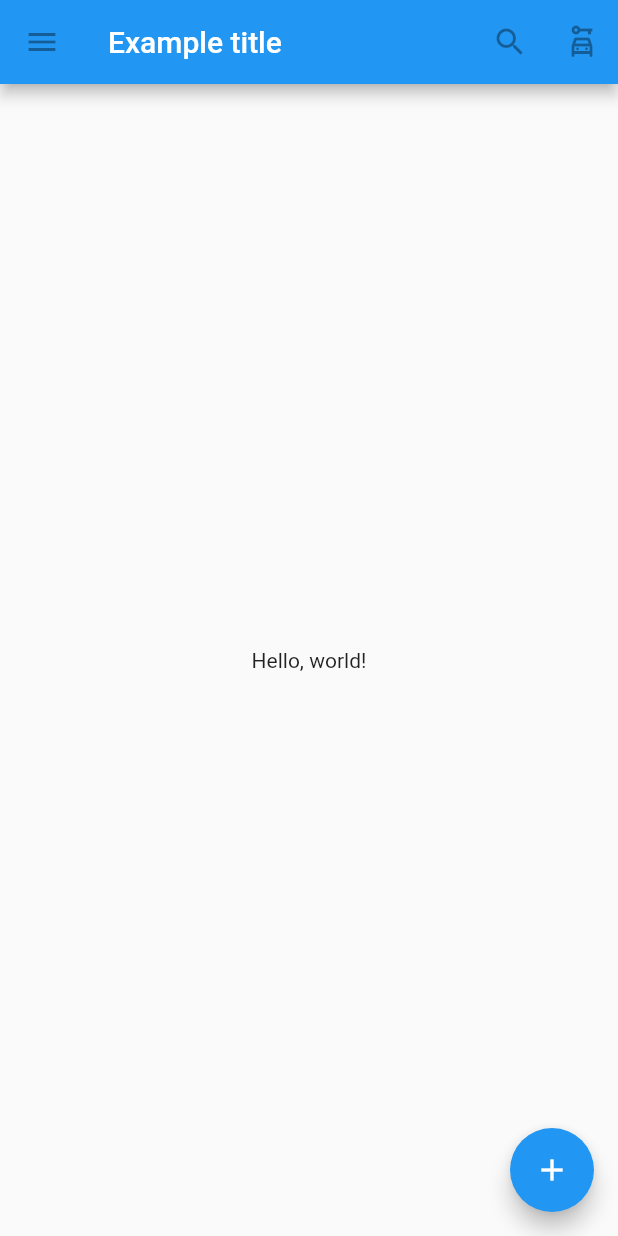
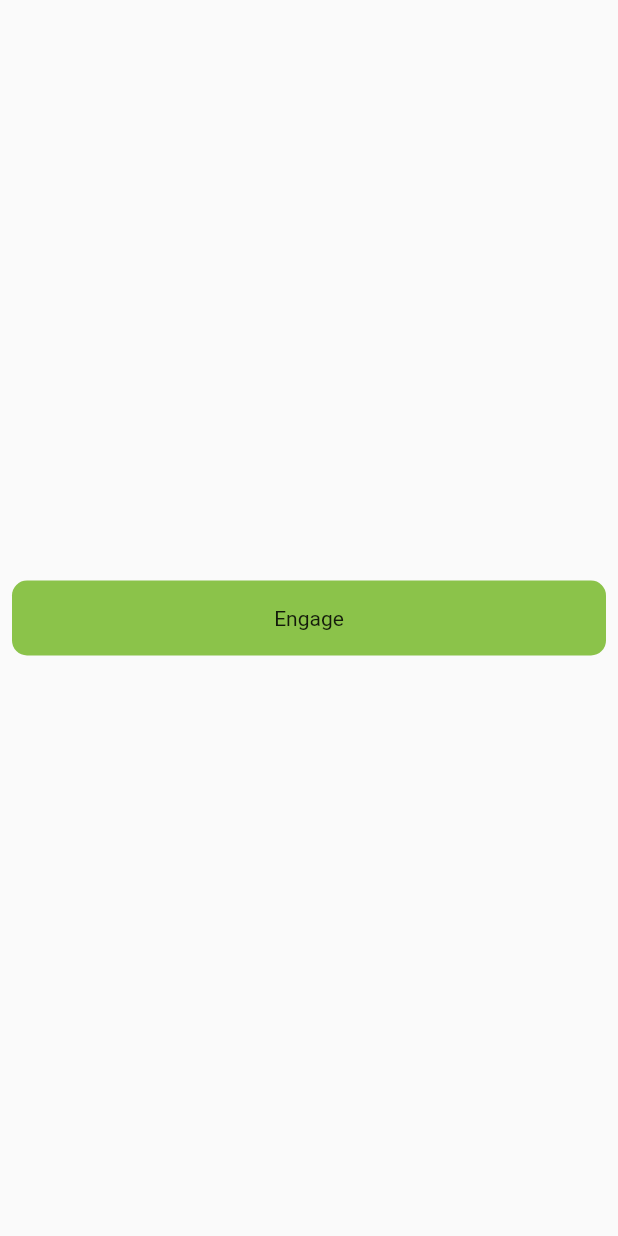
Before and after one commit to Sujit-sahoo3571/Flutter-Learning, a Flutter app: the screen it shows after launch, on a phone screen of 412 x 824 dp. Run offline on Flutter 3.47's test engine with Material 2 defaults, Android fonts, the phone set to English and light mode, and no system bars.

Commit message:
engage container box(button)

```diff
--- a/lib/main.dart
+++ b/lib/main.dart
@@ -1,52 +1,40 @@
 import 'package:flutter/material.dart';
+
+class MyButton extends StatelessWidget {
+  const MyButton({Key? key}) : super(key: key);
+
+  @override
+  Widget build(BuildContext context) {
+    return GestureDetector(
+      onTap: () {
+        print('MyButton was tapped!');
+        print('tap again...\u{1f606}');
+        print(" \u{1f601} \u{1f602} \u{1f603} \u{1f604} \u{1f605}");
+      },
+      child: Container(
+        height: 50.0,
+        padding: const EdgeInsets.all(8.0),
+        margin: const EdgeInsets.symmetric(horizontal: 8.0),
+        decoration: BoxDecoration(
+          borderRadius: BorderRadius.circular(10.0),
+          color: Colors.lightGreen[500],
+        ),
+        child: const Center(
+          child: Text('Engage'),
+        ),
+      ),
+    );
+  }
+}
 
 void main() {
   runApp(
     const MaterialApp(
-      title: 'Flutter Tutorial',
-      home: TutorialHome(),
+      home: Scaffold(
+        body: Center(
+          child: MyButton(),
+        ),
+      ),
     ),
   );
-
 }
-
-class TutorialHome extends StatelessWidget {
-  const TutorialHome({Key? key}) : super(key: key);
-
-  @override
-  Widget build(BuildContext context) {
-    // Scaffold is a layout for
-    // the major Material Components.
-    return Scaffold(
-      appBar: AppBar(
-        leading: const IconButton(
-          icon: Icon(Icons.menu),
-          tooltip: 'Navigation menu',
-          onPressed: null,
-        ),
-        title: const Text('Example title'),
-        actions: const [
-          IconButton(
-            icon: Icon(Icons.search),
-            tooltip: 'Search',
-            onPressed: null,
-          ),
-          IconButton(
-            icon: Icon(Icons.car_rental_outlined),
-            tooltip: 'Search',
-            onPressed: null,
-          ),
-        ],
-      ),
-      // body is the majority of the screen.
-      body: const Center(
-        child: Text('Hello, world!'),
-      ),
-      floatingActionButton: const FloatingActionButton(
-        tooltip: 'Add', // used by assistive technologies
-        child: Icon(Icons.add),
-        onPressed: null,
-      ),
-    );
-  }
-}
```
